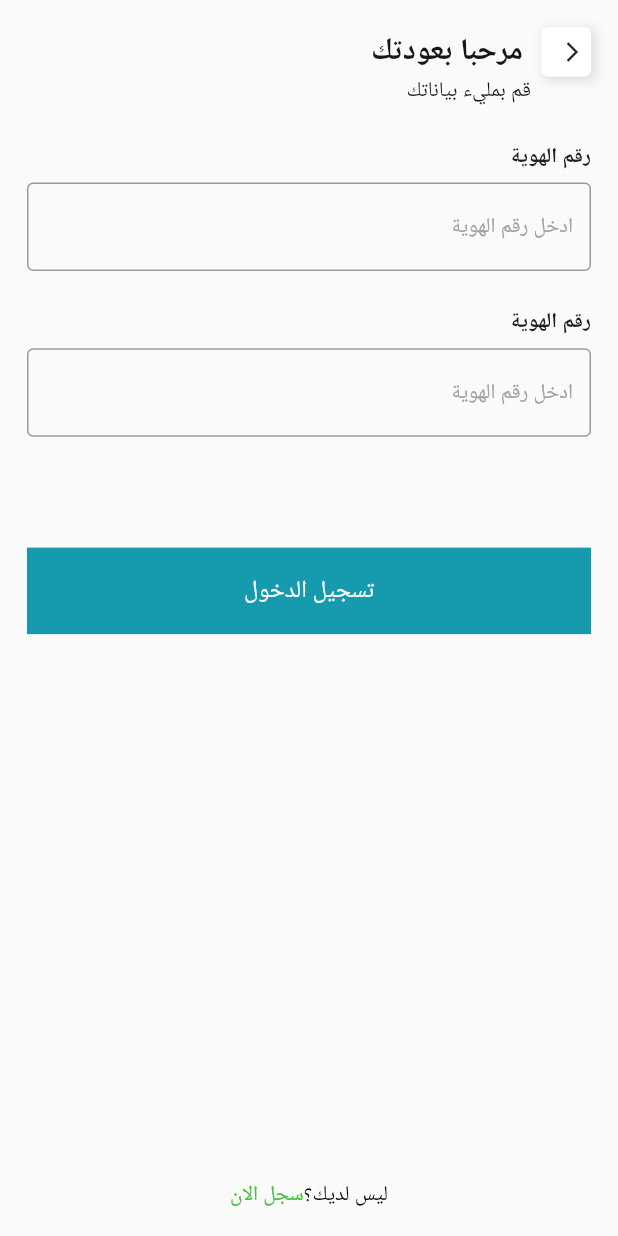
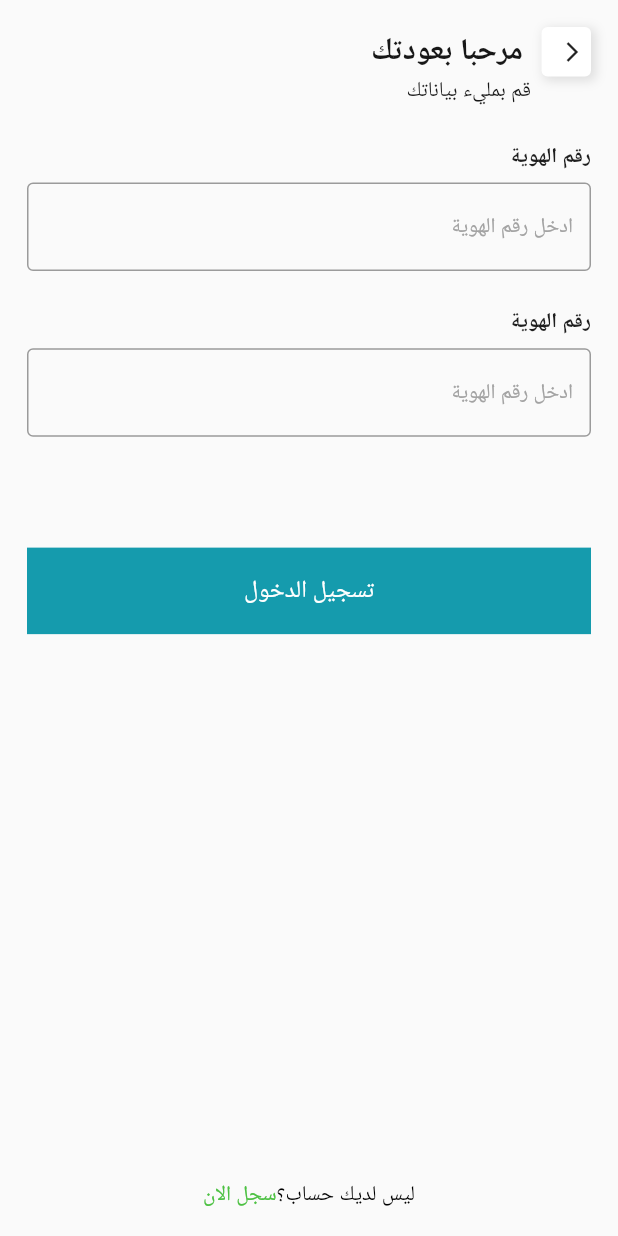
Before and after one commit to MalekYasser26/DMS, a Flutter app: the screen it shows after launch, after a tap on "تسجيل الدخول", on a phone screen of 412 x 824 dp. Run offline on Flutter 3.47's test engine with Material 2 defaults, Android fonts, the phone set to English and light mode, and no system bars; our stand-ins replace google_fonts, sizer, smooth_page_indicator; Roboto replaces fonts that are missing (Cairo).

Commit message:
Login screen

```diff
--- a/lib/features/login_view/presentation/views/widgets/login_view_body.dart
+++ b/lib/features/login_view/presentation/views/widgets/login_view_body.dart
@@ -139,7 +139,7 @@ class LoginBody extends StatelessWidget {
                 Row(
                   mainAxisAlignment: MainAxisAlignment.center,
           children: [
-            Text("ليس لديك؟",
+            Text("ليس لديك حساب؟",
               style:GoogleFonts.cairo(
                   fontSize: 14,
                   fontWeight: FontWeight.w400,
```
